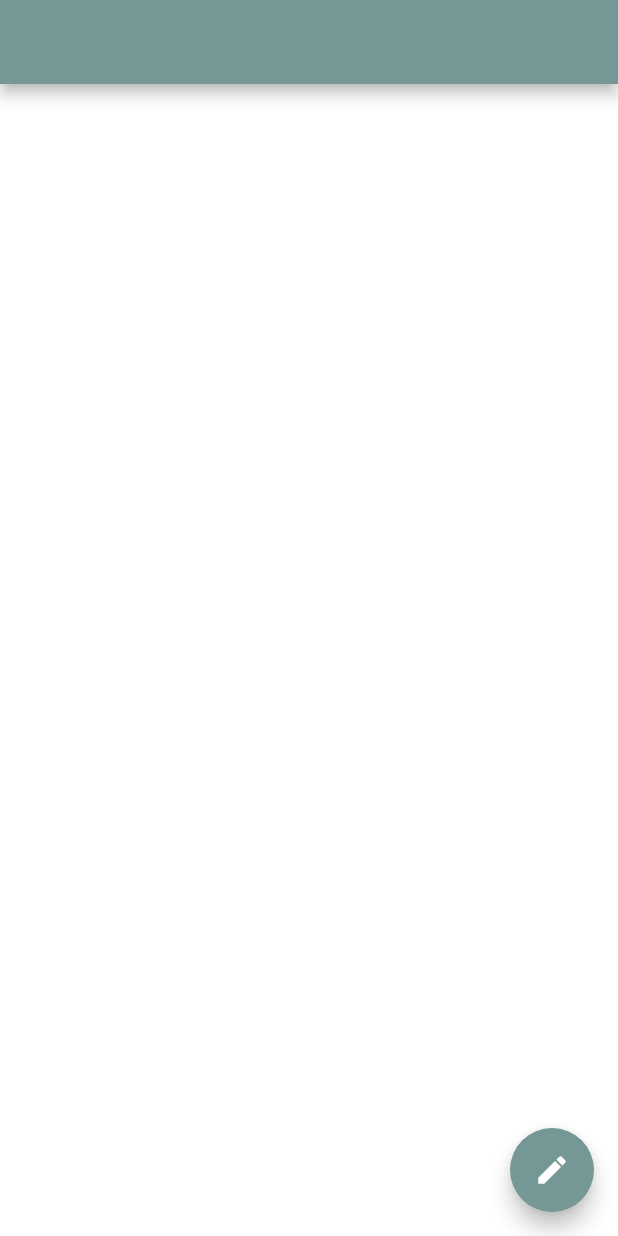
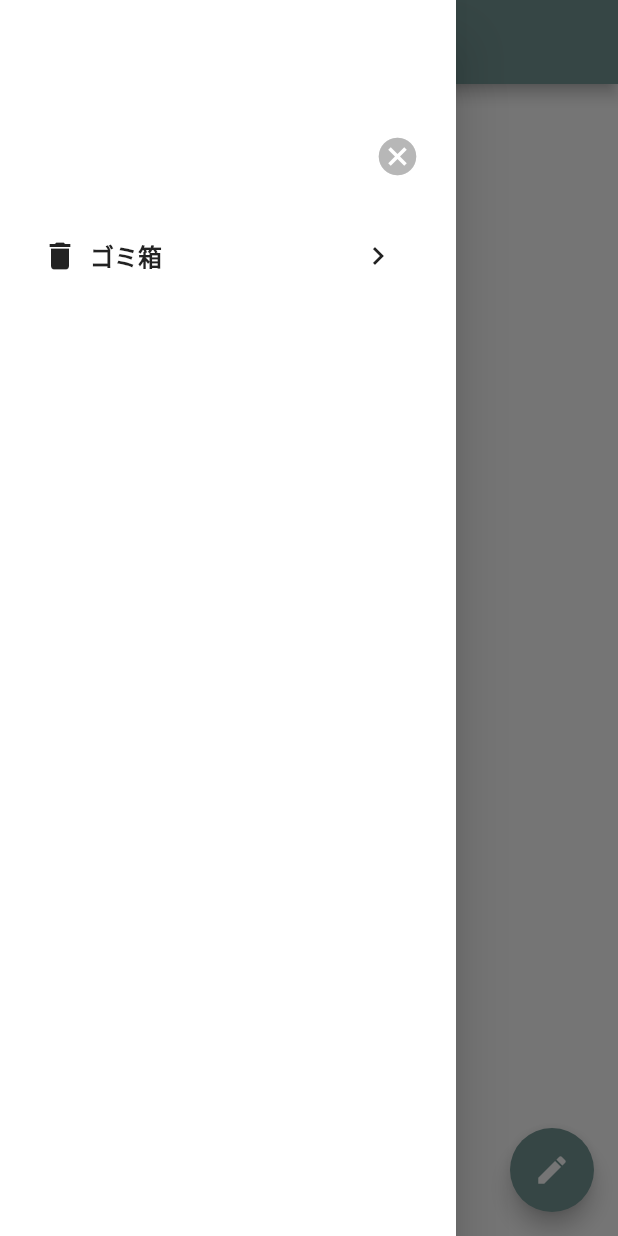
Before and after one commit to tomamoi/todo_app, a Flutter app: the screen it shows after launch, with the side drawer open (before the commit the screen has no drawer), on a phone screen of 412 x 824 dp. Run offline on Flutter 3.47's test engine with Material 2 defaults, Android fonts, the phone set to English and light mode, and no system bars; our stand-ins replace flutter_riverpod, freezed_annotation, go_router, isar, logger; accounts and stored records are empty; generated files the repository leaves out were written again.

Commit message:
ゴミ箱を作成

```diff
--- a/lib/features/todo/presentation/todo_list/todo_page.dart
+++ b/lib/features/todo/presentation/todo_list/todo_list_page.dart
@@ -3,6 +3,7 @@ import 'package:flutter_riverpod/flutter_riverpod.dart';
 import 'package:go_router/go_router.dart';
 import 'package:logger/logger.dart';
 import 'package:todo/features/todo/presentation/todo_list/widgets/todo_card.dart';
+import 'package:todo/features/todo/presentation/todo_list/widgets/todo_drawer.dart';
 import 'package:todo/features/todo/presentation/todo_list_notifier.dart';
 
 final _scrollControllerProvider = Provider.autoDispose<ScrollController>(
@@ -28,8 +29,8 @@ final _scrollControllerProvider = Provider.autoDispose<ScrollController>(
   },
 );
 
-class TodoPage extends ConsumerWidget {
-  const TodoPage({super.key});
+class TodoListPage extends ConsumerWidget {
+  const TodoListPage({super.key});
 
   @override
   Widget build(BuildContext context, WidgetRef ref) {
@@ -42,6 +43,7 @@ class TodoPage extends ConsumerWidget {
         onPressed: () => context.push('/create'),
         child: const Icon(Icons.edit),
       ),
+      drawer: const TodoDrawer(),
       body: asyncValue.when(
         error: (e, st) {
           Logger().e('todoListAsyncNotifierにエラー発生', e, st);
--- /dev/null
+++ b/lib/features/todo/presentation/todo_list/widgets/todo_drawer.dart
@@ -0,0 +1,84 @@
+import 'package:flutter/material.dart';
+import 'package:go_router/go_router.dart';
+import 'package:todo/theme.dart';
+
+class TodoDrawer extends StatelessWidget {
+  const TodoDrawer({super.key});
+
+  @override
+  Widget build(BuildContext context) {
+    return Drawer(
+      child: Padding(
+        padding: const EdgeInsets.only(top: 80, left: 15, right: 15),
+        child: ListView(
+          children: [
+            Row(
+              children: [
+                const Spacer(),
+                IconButton(
+                  onPressed: () => Navigator.of(context).pop(),
+                  icon: const Icon(
+                    Icons.cancel,
+                    color: AppColor.greyColor,
+                    size: 30,
+                  ),
+                ),
+              ],
+            ),
+            const SizedBox(height: 10),
+            _DrawerListTile(
+              iconData: Icons.delete,
+              title: 'ゴミ箱',
+              onPressed: () {
+                Navigator.of(context).pop();
+                context.push('/garbage');
+              },
+            ),
+          ],
+        ),
+      ),
+    );
+  }
+}
+
+class _DrawerListTile extends StatelessWidget {
+  const _DrawerListTile({
+    required this.iconData,
+    required this.title,
+    required this.onPressed,
+  });
+
+  final IconData iconData;
+  final String title;
+  final void Function() onPressed;
+
+  @override
+  Widget build(BuildContext context) {
+    return GestureDetector(
+      onTap: onPressed,
+      child: Container(
+        padding: const EdgeInsets.only(left: 13, right: 25),
+        height: 65,
+        decoration: BoxDecoration(
+          color: Colors.white,
+          borderRadius: BorderRadius.circular(10),
+        ),
+        child: Row(
+          children: [
+            Icon(iconData),
+            const SizedBox(width: 8),
+            Text(
+              title,
+              style: const TextStyle(
+                fontSize: 16,
+                fontWeight: FontWeight.w600,
+              ),
+            ),
+            const Spacer(),
+            const Icon(Icons.navigate_next),
+          ],
+        ),
+      ),
+    );
+  }
+}
--- a/lib/features/todo/presentation/todo_presentation_importer.dart
+++ b/lib/features/todo/presentation/todo_presentation_importer.dart
@@ -2,4 +2,5 @@
 /// 個人的にはあっても無くてもどちらでも良いと個人的には思います。
 
 export 'package:todo/features/todo/presentation/create_or_edit_todo/create_or_edit_todo_page.dart';
-export 'package:todo/features/todo/presentation/todo_list/todo_page.dart';
+export 'package:todo/features/todo/presentation/todo_list/todo_list_page.dart';
+export 'package:todo/features/todo/presentation/garbage_todo_list/garbage_todo_list_page.dart';
--- a/lib/router.dart
+++ b/lib/router.dart
@@ -11,7 +11,7 @@ final _router = GoRouter(
   routes: [
     GoRoute(
       path: '/',
-      builder: (context, state) => const TodoPage(),
+      builder: (context, state) => const TodoListPage(),
     ),
     GoRoute(
       path: '/create',
@@ -22,5 +22,9 @@ final _router = GoRouter(
       builder: (context, state) =>
           CreateOrEditTodoPage(item: state.extra! as TodoItem),
     ),
+    GoRoute(
+      path: '/garbage',
+      builder: (context, state) => const GarbageTodoListPage(),
+    ),
   ],
 );
```
Also changed, not shown: lib/features/todo/presentation/garbage_todo_list/garbage_todo_list_page.dart (added, +91 -0 lines).
